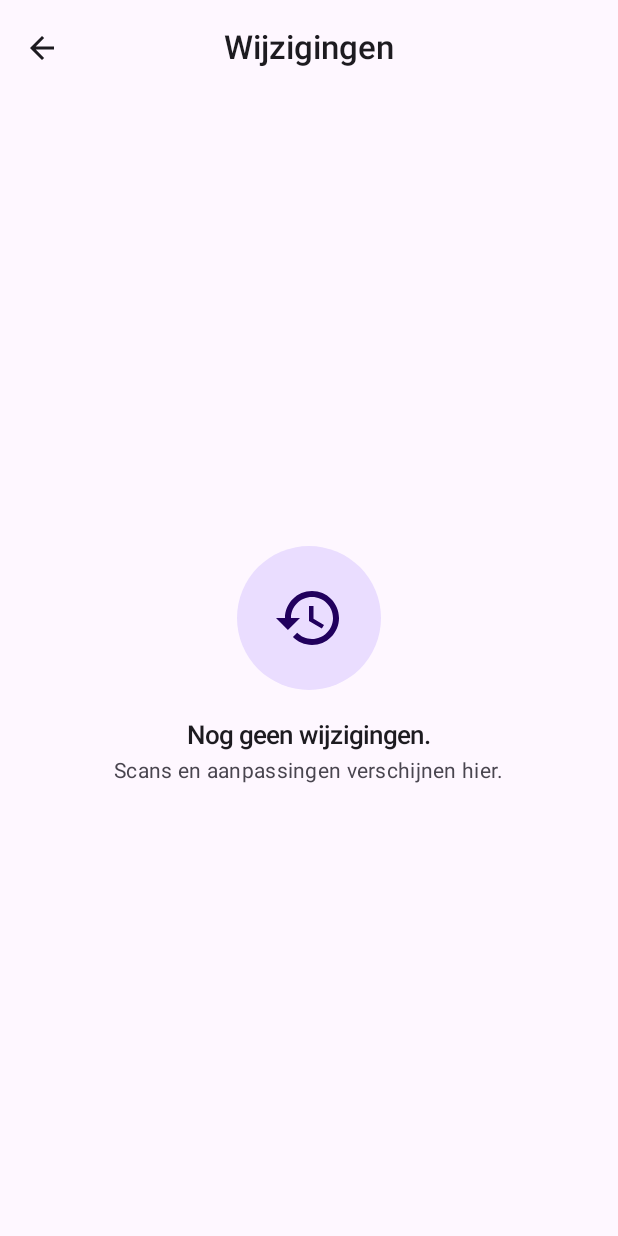
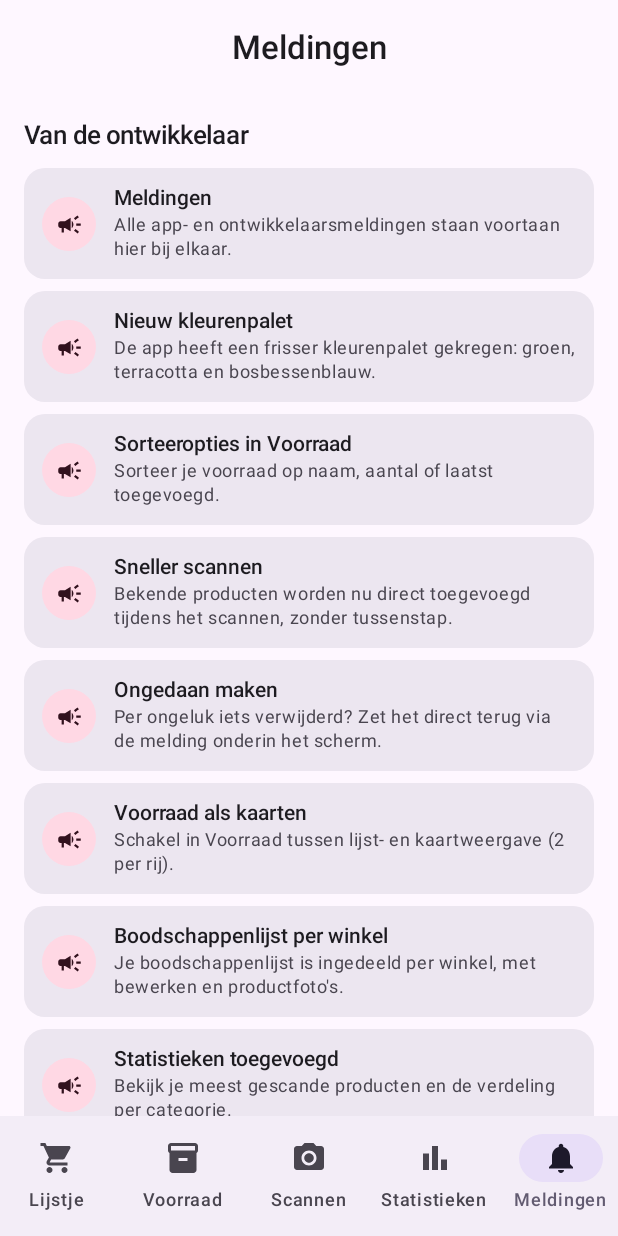
Before and after one commit to dctraas/HomeStock, an Android app built with Jetpack Compose: the NotificationsScreen screen opened through its navigation route, on a phone screen of 412 x 824 dp. Run offline under Robolectric (Android 15) with nearby library versions, the phone set to English and light mode, and no system bars; our stand-ins replace Room's generated code; libraries missing offline, so code that uses them is left out: androidx.camera.core, androidx.camera.lifecycle, androidx.camera.view; 5 statements that could not run were skipped.

Commit message:
Add Meldingen tab, move activity log into it
New 5th bottom-nav tab "Meldingen" with two sections: a static
"Van de ontwikkelaar" changelog (DeveloperNotices) and the existing
"Vanuit de app" activity log (scans, quantity changes, removals,
shopping-list adds), which used to live behind a history icon on
Voorraad — that icon and route are removed now that it lives here.

```diff
--- a/app/src/main/java/com/dtraas/boodschp/ui/inventory/InventoryScreen.kt
+++ b/app/src/main/java/com/dtraas/boodschp/ui/inventory/InventoryScreen.kt
@@ -27,7 +27,6 @@ import androidx.compose.material.icons.filled.Check
 import androidx.compose.material.icons.filled.Close
 import androidx.compose.material.icons.filled.Delete
 import androidx.compose.material.icons.filled.GridView
-import androidx.compose.material.icons.filled.History
 import androidx.compose.material.icons.filled.Inventory2
 import androidx.compose.material.icons.filled.MoreVert
 import androidx.compose.material.icons.filled.Search
@@ -83,7 +82,6 @@ private enum class InventoryViewMode { LIST, GRID }
 @Composable
 fun InventoryScreen(
     onProductClick: (String) -> Unit,
-    onOpenActivityLog: () -> Unit,
 ) {
     val application = LocalContext.current.applicationContext as BoodschpApplication
     val viewModel: InventoryViewModel = viewModel(
@@ -137,9 +135,6 @@ fun InventoryScreen(
                             imageVector = if (viewMode == InventoryViewMode.LIST) Icons.Filled.GridView else Icons.Filled.ViewList,
                             contentDescription = if (viewMode == InventoryViewMode.LIST) "Toon als kaarten" else "Toon als lijst",
                         )
-                    }
-                    IconButton(onClick = onOpenActivityLog) {
-                        Icon(Icons.Filled.History, contentDescription = "Wijzigingen")
                     }
                 },
             )
--- a/app/src/main/java/com/dtraas/boodschp/ui/navigation/BoodschpNavHost.kt
+++ b/app/src/main/java/com/dtraas/boodschp/ui/navigation/BoodschpNavHost.kt
@@ -17,8 +17,8 @@ import androidx.navigation.compose.rememberNavController
 import androidx.navigation.NavType
 import androidx.navigation.navArgument
 import androidx.compose.runtime.getValue
-import com.dtraas.boodschp.ui.activitylog.ActivityLogScreen
 import com.dtraas.boodschp.ui.inventory.InventoryScreen
+import com.dtraas.boodschp.ui.notifications.NotificationsScreen
 import com.dtraas.boodschp.ui.productdetail.ProductDetailScreen
 import com.dtraas.boodschp.ui.scan.ScanScreen
 import com.dtraas.boodschp.ui.scanresult.ScanResultScreen
@@ -57,9 +57,6 @@ fun BoodschpApp() {
                     onProductClick = { barcode ->
                         navController.navigate(Destination.ProductDetail.createRoute(barcode))
                     },
-                    onOpenActivityLog = {
-                        navController.navigate(Destination.ActivityLog.route)
-                    },
                 )
             }
             composable(Destination.ShoppingList.route) {
@@ -67,6 +64,9 @@ fun BoodschpApp() {
             }
             composable(Destination.Statistics.route) {
                 StatisticsScreen()
+            }
+            composable(Destination.Notifications.route) {
+                NotificationsScreen()
             }
             composable(
                 route = Destination.ScanResult.route,
@@ -92,9 +92,6 @@ fun BoodschpApp() {
                     barcode = barcode,
                     onBack = { navController.popBackStack() },
                 )
-            }
-            composable(Destination.ActivityLog.route) {
-                ActivityLogScreen(onBack = { navController.popBackStack() })
             }
         }
     }
--- a/app/src/main/java/com/dtraas/boodschp/ui/navigation/Destinations.kt
+++ b/app/src/main/java/com/dtraas/boodschp/ui/navigation/Destinations.kt
@@ -4,6 +4,7 @@ import androidx.compose.material.icons.Icons
 import androidx.compose.material.icons.filled.BarChart
 import androidx.compose.material.icons.filled.CameraAlt
 import androidx.compose.material.icons.filled.Inventory2
+import androidx.compose.material.icons.filled.Notifications
 import androidx.compose.material.icons.filled.ShoppingCart
 import androidx.compose.ui.graphics.vector.ImageVector
 
@@ -12,13 +13,13 @@ sealed class Destination(val route: String) {
     data object Inventory : Destination("inventory")
     data object ShoppingList : Destination("shopping_list")
     data object Statistics : Destination("statistics")
+    data object Notifications : Destination("notifications")
     data object ScanResult : Destination("scan_result/{barcode}") {
         fun createRoute(barcode: String) = "scan_result/$barcode"
     }
     data object ProductDetail : Destination("product_detail/{barcode}") {
         fun createRoute(barcode: String) = "product_detail/$barcode"
     }
-    data object ActivityLog : Destination("activity_log")
 }
 
 data class TopLevelDestination(
@@ -32,4 +33,5 @@ val topLevelDestinations = listOf(
     TopLevelDestination(Destination.Inventory, "Voorraad", Icons.Filled.Inventory2),
     TopLevelDestination(Destination.Scan, "Scannen", Icons.Filled.CameraAlt),
     TopLevelDestination(Destination.Statistics, "Statistieken", Icons.Filled.BarChart),
+    TopLevelDestination(Destination.Notifications, "Meldingen", Icons.Filled.Notifications),
 )
--- a/app/src/main/java/com/dtraas/boodschp/ui/activitylog/ActivityLogScreen.kt
+++ b/app/src/main/java/com/dtraas/boodschp/ui/notifications/NotificationsScreen.kt
@@ -1,6 +1,5 @@
-package com.dtraas.boodschp.ui.activitylog
+package com.dtraas.boodschp.ui.notifications
 
-import androidx.compose.foundation.layout.Arrangement
 import androidx.compose.foundation.layout.Box
 import androidx.compose.foundation.layout.Column
 import androidx.compose.foundation.layout.PaddingValues
@@ -15,9 +14,8 @@ import androidx.compose.foundation.shape.CircleShape
 import androidx.compose.foundation.shape.RoundedCornerShape
 import androidx.compose.material.icons.Icons
 import androidx.compose.material.icons.filled.AddShoppingCart
-import androidx.compose.material.icons.filled.ArrowBack
+import androidx.compose.material.icons.filled.Campaign
 import androidx.compose.material.icons.filled.Delete
-import androidx.compose.material.icons.filled.History
 import androidx.compose.material.icons.filled.QrCodeScanner
 import androidx.compose.material.icons.filled.Tune
 import androidx.compose.material3.Card
@@ -25,7 +23,6 @@ import androidx.compose.material3.CardDefaults
 import androidx.compose.material3.CenterAlignedTopAppBar
 import androidx.compose.material3.ExperimentalMaterial3Api
 import androidx.compose.material3.Icon
-import androidx.compose.material3.IconButton
 import androidx.compose.material3.MaterialTheme
 import androidx.compose.material3.Scaffold
 import androidx.compose.material3.Surface
@@ -45,6 +42,7 @@ import androidx.lifecycle.viewmodel.viewModelFactory
 import com.dtraas.boodschp.BoodschpApplication
 import com.dtraas.boodschp.data.local.dao.ActivityLogWithProduct
 import com.dtraas.boodschp.data.model.ActivityType
+import com.dtraas.boodschp.data.model.DeveloperNotice
 import java.time.Instant
 import java.time.ZoneId
 import java.time.format.DateTimeFormatter
@@ -52,37 +50,92 @@ import java.util.Locale
 
 @OptIn(ExperimentalMaterial3Api::class)
 @Composable
-fun ActivityLogScreen(onBack: () -> Unit) {
+fun NotificationsScreen() {
     val application = LocalContext.current.applicationContext as BoodschpApplication
-    val viewModel: ActivityLogViewModel = viewModel(
+    val viewModel: NotificationsViewModel = viewModel(
         factory = viewModelFactory {
-            initializer { ActivityLogViewModel(application.container.activityLogRepository) }
+            initializer { NotificationsViewModel(application.container.activityLogRepository) }
         },
     )
-    val entries by viewModel.entries.collectAsState()
+    val appActivity by viewModel.appActivity.collectAsState()
 
     Scaffold(
-        topBar = {
-            CenterAlignedTopAppBar(
-                title = { Text("Wijzigingen") },
-                navigationIcon = {
-                    IconButton(onClick = onBack) {
-                        Icon(Icons.Filled.ArrowBack, contentDescription = "Terug")
-                    }
-                },
-            )
-        },
+        topBar = { CenterAlignedTopAppBar(title = { Text("Meldingen") }) },
     ) { padding ->
-        if (entries.isEmpty()) {
-            EmptyActivityLog(modifier = Modifier.fillMaxSize().padding(padding))
-        } else {
-            LazyColumn(
-                modifier = Modifier.fillMaxSize().padding(padding),
-                contentPadding = PaddingValues(16.dp),
+        LazyColumn(
+            modifier = Modifier.fillMaxSize().padding(padding),
+            contentPadding = PaddingValues(16.dp),
+        ) {
+            item {
+                SectionTitle("Van de ontwikkelaar")
+            }
+            items(viewModel.developerNotices) { notice ->
+                DeveloperNoticeRow(notice)
+            }
+
+            item {
+                SectionTitle("Vanuit de app", modifier = Modifier.padding(top = 12.dp))
+            }
+            if (appActivity.isEmpty()) {
+                item {
+                    Text(
+                        text = "Scans en aanpassingen verschijnen hier.",
+                        style = MaterialTheme.typography.bodyMedium,
+                        color = MaterialTheme.colorScheme.onSurfaceVariant,
+                        modifier = Modifier.padding(vertical = 8.dp),
+                    )
+                }
+            } else {
+                items(appActivity, key = { it.id }) { entry ->
+                    AppActivityRow(entry)
+                }
+            }
+        }
+    }
+}
+
+@Composable
+private fun SectionTitle(text: String, modifier: Modifier = Modifier) {
+    Text(
+        text = text,
+        style = MaterialTheme.typography.titleMedium,
+        modifier = modifier.padding(bottom = 8.dp),
+    )
+}
+
+@Composable
+private fun DeveloperNoticeRow(notice: DeveloperNotice) {
+    Card(
+        modifier = Modifier.fillMaxWidth().padding(vertical = 4.dp),
+        colors = CardDefaults.cardColors(containerColor = MaterialTheme.colorScheme.surfaceContainerHigh),
+        shape = RoundedCornerShape(14.dp),
+    ) {
+        Row(
+            modifier = Modifier.padding(12.dp),
+            verticalAlignment = Alignment.CenterVertically,
+        ) {
+            Surface(
+                shape = CircleShape,
+                color = MaterialTheme.colorScheme.tertiaryContainer,
+                modifier = Modifier.size(36.dp),
             ) {
-                items(entries, key = { it.id }) { entry ->
-                    ActivityLogRow(entry)
+                Box(contentAlignment = Alignment.Center, modifier = Modifier.fillMaxSize()) {
+                    Icon(
+                        imageVector = Icons.Filled.Campaign,
+                        contentDescription = null,
+                        modifier = Modifier.size(18.dp),
+                        tint = MaterialTheme.colorScheme.onTertiaryContainer,
+                    )
                 }
+            }
+            Column(modifier = Modifier.padding(start = 12.dp)) {
+                Text(notice.title, style = MaterialTheme.typography.titleSmall)
+                Text(
+                    text = notice.message,
+                    style = MaterialTheme.typography.bodySmall,
+                    color = MaterialTheme.colorScheme.onSurfaceVariant,
+                    modifier = Modifier.padding(top = 2.dp),
+                )
             }
         }
     }
@@ -99,7 +152,7 @@ private fun activityIcon(type: ActivityType): ImageVector = when (type) {
 }
 
 @Composable
-private fun ActivityLogRow(entry: ActivityLogWithProduct) {
+private fun AppActivityRow(entry: ActivityLogWithProduct) {
     val type = ActivityType.fromStorageKey(entry.type)
     val formatted = remember(entry.timestamp) {
         timestampFormatter.format(Instant.ofEpochMilli(entry.timestamp).atZone(ZoneId.systemDefault()))
@@ -144,38 +197,3 @@ private fun ActivityLogRow(entry: ActivityLogWithProduct) {
         }
     }
 }
-
-@Composable
-private fun EmptyActivityLog(modifier: Modifier = Modifier) {
-    Column(
-        modifier = modifier.padding(32.dp),
-        horizontalAlignment = Alignment.CenterHorizontally,
-        verticalArrangement = Arrangement.Center,
-    ) {
-        Surface(
-            shape = CircleShape,
-            color = MaterialTheme.colorScheme.primaryContainer,
-            modifier = Modifier.size(96.dp),
-        ) {
-            Box(contentAlignment = Alignment.Center, modifier = Modifier.fillMaxSize()) {
-                Icon(
-                    imageVector = Icons.Filled.History,
-                    contentDescription = null,
-                    modifier = Modifier.size(48.dp),
-                    tint = MaterialTheme.colorScheme.onPrimaryContainer,
-                )
-            }
-        }
-        Text(
-            text = "Nog geen wijzigingen.",
-            style = MaterialTheme.typography.titleMedium,
-            modifier = Modifier.padding(top = 20.dp),
-        )
-        Text(
-            text = "Scans en aanpassingen verschijnen hier.",
-            style = MaterialTheme.typography.bodyMedium,
-            color = MaterialTheme.colorScheme.onSurfaceVariant,
-            modifier = Modifier.padding(top = 4.dp),
-        )
-    }
-}
--- a/app/src/main/java/com/dtraas/boodschp/ui/activitylog/ActivityLogViewModel.kt
+++ b/app/src/main/java/com/dtraas/boodschp/ui/notifications/NotificationsViewModel.kt
@@ -1,18 +1,22 @@
-package com.dtraas.boodschp.ui.activitylog
+package com.dtraas.boodschp.ui.notifications
 
 import androidx.lifecycle.ViewModel
 import androidx.lifecycle.viewModelScope
 import com.dtraas.boodschp.data.local.dao.ActivityLogWithProduct
+import com.dtraas.boodschp.data.model.DeveloperNotice
+import com.dtraas.boodschp.data.model.DeveloperNotices
 import com.dtraas.boodschp.data.repository.ActivityLogRepository
 import kotlinx.coroutines.flow.SharingStarted
 import kotlinx.coroutines.flow.StateFlow
 import kotlinx.coroutines.flow.stateIn
 
-class ActivityLogViewModel(
+class NotificationsViewModel(
     activityLogRepository: ActivityLogRepository,
 ) : ViewModel() {
 
-    val entries: StateFlow<List<ActivityLogWithProduct>> =
+    val developerNotices: List<DeveloperNotice> = DeveloperNotices.all
+
+    val appActivity: StateFlow<List<ActivityLogWithProduct>> =
         activityLogRepository.observeRecent()
             .stateIn(viewModelScope, SharingStarted.WhileSubscribed(5_000), emptyList())
 }
```
Also changed, not shown: app/src/main/java/com/dtraas/boodschp/data/model/DeveloperNotice.kt (added, +45 -0 lines).
